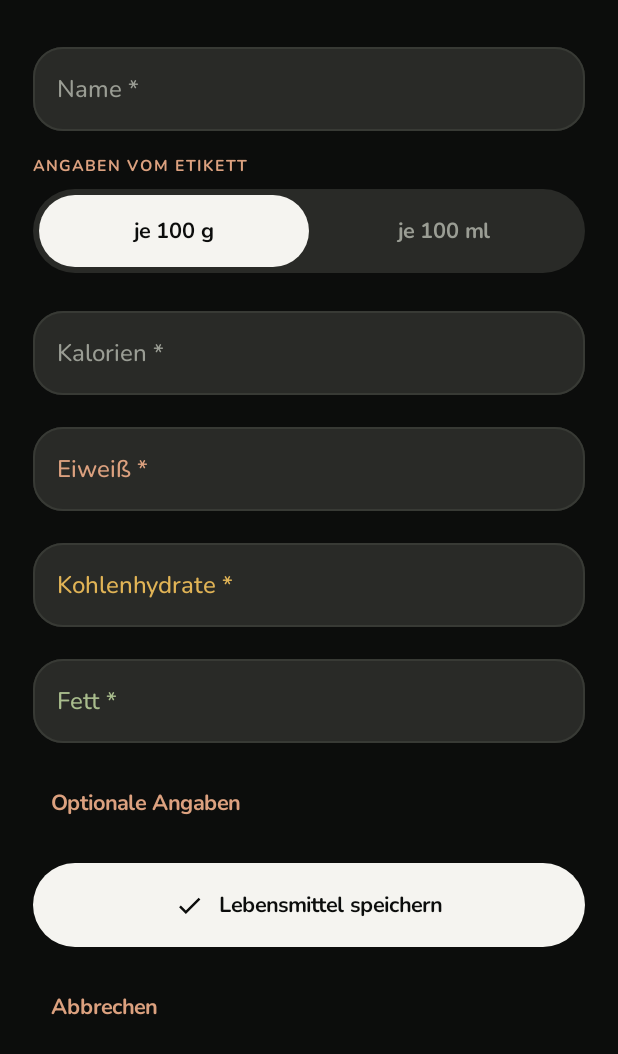
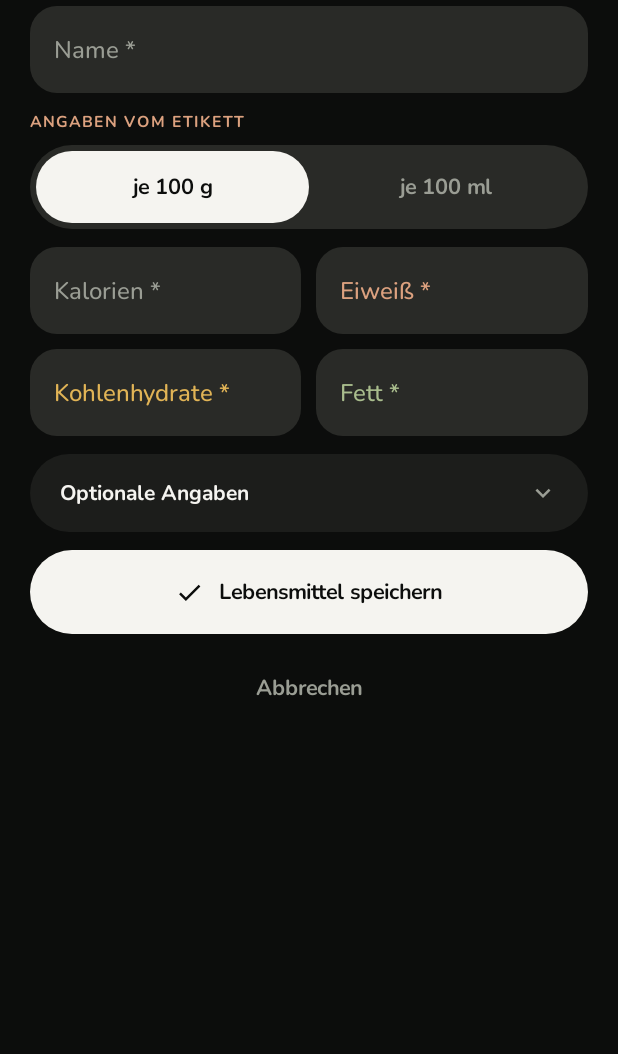
Before and after one commit to InlitX/GymMane-Scanner, an Android app built with Jetpack Compose: the composable ManualScreen called with empty values, on a phone screen of 412 x 824 dp. Shown: the top 1054 px of the screen. Run offline under Robolectric (Android 15) with nearby library versions, the phone set to English and light mode, and no system bars.

Commit message:
Refresh the product and manual entry screens

```diff
--- a/app/src/main/java/de/gymmane/scanner/ui/Components.kt
+++ b/app/src/main/java/de/gymmane/scanner/ui/Components.kt
@@ -23,6 +23,10 @@ import androidx.compose.ui.semantics.selected
 import androidx.compose.ui.text.font.FontWeight
 import androidx.compose.ui.unit.dp
 import androidx.compose.ui.unit.sp
+import androidx.compose.animation.core.animateFloatAsState
+import androidx.compose.foundation.text.KeyboardOptions
+import androidx.compose.ui.draw.rotate
+import androidx.compose.ui.text.input.KeyboardType
 import androidx.compose.foundation.shape.CircleShape
 import androidx.compose.ui.text.style.TextAlign
 import de.gymmane.scanner.ui.theme.*
@@ -34,22 +38,51 @@ fun SectionLabel(text: String, modifier: Modifier = Modifier, color: Color = Mut
 
 @Composable
 fun CopyField(label: String, value: String?, onCopy: (String, String) -> Unit, modifier: Modifier = Modifier, color: Color = Ink, unit: String? = null, large: Boolean = false) {
-    Surface(modifier = modifier, color = Field, shape = RoundedCornerShape(23.dp)) {
-        Column(Modifier.padding(start = 17.dp, end = 8.dp, top = 14.dp, bottom = 10.dp)) {
-            SectionLabel(label, color = color)
+    Surface(modifier = modifier, color = Field, shape = RoundedCornerShape(22.dp)) {
+        Column(Modifier.padding(start = 16.dp, end = 4.dp, top = 6.dp, bottom = 14.dp)) {
             Row(verticalAlignment = Alignment.CenterVertically) {
-                Column(Modifier.weight(1f).padding(vertical = 6.dp)) {
-                    Crossfade(targetState = value, animationSpec = Motion.spec(), label = "nutritionValue") { displayed ->
-                        Text(displayed ?: "—", style = if (large) MaterialTheme.typography.headlineSmall else MaterialTheme.typography.titleMedium,
-                            color = if (displayed == null) Muted else Ink)
-                    }
-                    if (value == null) Text(T.text("Nicht angegeben"), color = Muted, fontSize = 11.sp)
-                    else if (unit != null) Text(unit, color = Muted, style = MaterialTheme.typography.bodySmall)
-                }
-                IconButton(onClick = { value?.let { onCopy(label, it) } }, enabled = value != null) {
-                    Icon(Icons.Outlined.ContentCopy, T.format("%1\$s kopieren", label), Modifier.size(18.dp), tint = if (value != null) color else Muted.copy(alpha = .3f))
+                SectionLabel(label, Modifier.weight(1f), color = color)
+                IconButton(onClick = { value?.let { onCopy(label, it) } }, enabled = value != null, modifier = Modifier.size(36.dp)) {
+                    Icon(Icons.Outlined.ContentCopy, T.format("%1\$s kopieren", label), Modifier.size(16.dp), tint = if (value != null) Muted else Muted.copy(alpha = .3f))
                 }
             }
+            Crossfade(targetState = value, animationSpec = Motion.spec(), label = "nutritionValue") { displayed ->
+                Row(verticalAlignment = Alignment.Bottom) {
+                    Text(displayed ?: "—", style = if (large) MaterialTheme.typography.headlineMedium else MaterialTheme.typography.titleLarge,
+                        color = if (displayed == null) Muted else Ink, maxLines = 1)
+                    if (displayed != null && unit != null) {
+                        Spacer(Modifier.width(4.dp))
+                        Text(unit, color = Muted, style = MaterialTheme.typography.bodyMedium, modifier = Modifier.padding(bottom = if (large) 5.dp else 3.dp))
+                    }
+                }
+            }
+            if (value == null) Text(T.text("Nicht angegeben"), color = Muted, style = MaterialTheme.typography.bodySmall)
+        }
+    }
+}
+
+@Composable
+fun AppTextField(value: String, onValueChange: (String) -> Unit, label: String, modifier: Modifier = Modifier, numeric: Boolean = false,
+    unit: String? = null, accent: Color = Muted, enabled: Boolean = true, isError: Boolean = false) {
+    TextField(value, onValueChange, modifier.fillMaxWidth(), enabled = enabled, singleLine = true, isError = isError,
+        textStyle = MaterialTheme.typography.bodyLarge,
+        label = { Text(label, color = if (isError) MaterialTheme.colorScheme.error else accent) },
+        suffix = unit?.let { { Text(it, color = Muted, style = MaterialTheme.typography.bodyMedium) } },
+        keyboardOptions = KeyboardOptions(keyboardType = if (numeric) KeyboardType.Decimal else KeyboardType.Text),
+        shape = RoundedCornerShape(18.dp),
+        colors = TextFieldDefaults.colors(focusedContainerColor = Field, unfocusedContainerColor = Field, disabledContainerColor = Field, errorContainerColor = Field,
+            focusedIndicatorColor = Color.Transparent, unfocusedIndicatorColor = Color.Transparent, disabledIndicatorColor = Color.Transparent, errorIndicatorColor = Color.Transparent,
+            cursorColor = Apricot))
+}
+
+@Composable
+fun ExpandRow(text: String, expanded: Boolean, onClick: () -> Unit, modifier: Modifier = Modifier) {
+    val turn by animateFloatAsState(if (expanded) 180f else 0f, Motion.spec(Motion.Layout), label = "expandArrow")
+    val interactions = remember { MutableInteractionSource() }
+    Surface(onClick = onClick, modifier = modifier.fillMaxWidth().motionPress(interactions), color = Surface, shape = RoundedCornerShape(50), interactionSource = interactions) {
+        Row(Modifier.heightIn(min = 52.dp).padding(horizontal = 20.dp), verticalAlignment = Alignment.CenterVertically) {
+            Text(text, Modifier.weight(1f), style = MaterialTheme.typography.titleSmall)
+            Icon(Icons.Outlined.KeyboardArrowDown, null, tint = Muted, modifier = Modifier.size(20.dp).rotate(turn))
         }
     }
 }
--- a/app/src/main/java/de/gymmane/scanner/ui/ManualScreen.kt
+++ b/app/src/main/java/de/gymmane/scanner/ui/ManualScreen.kt
@@ -38,7 +38,7 @@ fun ManualScreen(editing: Product?, initialBarcode: String, loading: Boolean, er
     var sodium by rememberSaveable(key) { mutableStateOf(original.sodium?.let(::editableNumber).orEmpty()) }
     var formError by rememberSaveable(key) { mutableStateOf<String?>(null) }
     val errorVisibility = rememberMotionVisibility(formError != null || error != null)
-    LazyColumn(Modifier.fillMaxSize().imePadding(), contentPadding = PaddingValues(22.dp), verticalArrangement = Arrangement.spacedBy(16.dp)) {
+    LazyColumn(Modifier.fillMaxSize().imePadding(), contentPadding = PaddingValues(start = 20.dp, end = 20.dp, top = 4.dp, bottom = 24.dp), verticalArrangement = Arrangement.spacedBy(12.dp)) {
         item(key = "editor_1") { EditorField(T.text("Name *"), name, { name = it.take(200) }, modifier = Modifier.animateItem(fadeInSpec = Motion.spec(), placementSpec = Motion.spec(Motion.Layout), fadeOutSpec = Motion.spec(Motion.Exit, true))) }
         item(key = "editor_2") {
             SectionLabel(T.text("Angaben vom Etikett"), color = Apricot)
@@ -46,14 +46,18 @@ fun ManualScreen(editing: Product?, initialBarcode: String, loading: Boolean, er
             PillSwitch(listOf(T.text("je 100 g"), T.text("je 100 ml")), if (ml) 1 else 0, { ml = it == 1 }, Modifier.fillMaxWidth())
         }
         item(key = "editor_3") {
-            Column(verticalArrangement = Arrangement.spacedBy(12.dp)) {
-                EditorField(T.text("Kalorien *"), kcal, { kcal = it.take(12) }, true, "kcal")
-                EditorField(T.text("Eiweiß *"), protein, { protein = it.take(12) }, true, "g", Apricot)
-                EditorField(T.text("Kohlenhydrate *"), carbs, { carbs = it.take(12) }, true, "g", Gold)
-                EditorField(T.text("Fett *"), fat, { fat = it.take(12) }, true, "g", Sage)
+            Column(verticalArrangement = Arrangement.spacedBy(10.dp)) {
+                Row(horizontalArrangement = Arrangement.spacedBy(10.dp)) {
+                    EditorField(T.text("Kalorien *"), kcal, { kcal = it.take(12) }, true, "kcal", modifier = Modifier.weight(1f))
+                    EditorField(T.text("Eiweiß *"), protein, { protein = it.take(12) }, true, "g", Apricot, modifier = Modifier.weight(1f))
+                }
+                Row(horizontalArrangement = Arrangement.spacedBy(10.dp)) {
+                    EditorField(T.text("Kohlenhydrate *"), carbs, { carbs = it.take(12) }, true, "g", Gold, modifier = Modifier.weight(1f))
+                    EditorField(T.text("Fett *"), fat, { fat = it.take(12) }, true, "g", Sage, modifier = Modifier.weight(1f))
+                }
             }
         }
-        item(key = "editor_4") { TextButton(onClick = { showDetails = !showDetails }) { Text(if (showDetails) T.text("Weniger Angaben") else T.text("Optionale Angaben")) } }
+        item(key = "editor_4") { ExpandRow(if (showDetails) T.text("Weniger Angaben") else T.text("Optionale Angaben"), showDetails, { showDetails = !showDetails }) }
         if (showDetails) {
         item(key = "editor_5") { EditorField(T.text("Kategorie (optional)"), category, { category = it.take(100) }, modifier = Modifier.animateItem(fadeInSpec = Motion.spec(), placementSpec = Motion.spec(Motion.Layout), fadeOutSpec = Motion.spec(Motion.Exit, true))) }
         item(key = "editor_6") { EditorField(T.text("Barcode (optional)"), barcode, { barcode = it.filter(Char::isDigit).take(13) }, numeric = true, enabled = editing == null, modifier = Modifier.animateItem(fadeInSpec = Motion.spec(), placementSpec = Motion.spec(Motion.Layout), fadeOutSpec = Motion.spec(Motion.Exit, true))) }
@@ -93,16 +97,13 @@ fun ManualScreen(editing: Product?, initialBarcode: String, loading: Boolean, er
                 }
             }, Modifier.fillMaxWidth().animateItem(fadeInSpec = Motion.spec(), placementSpec = Motion.spec(Motion.Layout), fadeOutSpec = Motion.spec(Motion.Exit, true)), enabled = !loading, icon = Icons.Outlined.Check)
         }
-        item(key = "editor_17") { TextButton(onClick = onCancel, modifier = Modifier.animateItem(fadeInSpec = Motion.spec(), placementSpec = Motion.spec(Motion.Layout), fadeOutSpec = Motion.spec(Motion.Exit, true)), enabled = !loading) { Text(T.text("Abbrechen")) } }
+        item(key = "editor_17") { TextButton(onClick = onCancel, modifier = Modifier.fillMaxWidth().animateItem(fadeInSpec = Motion.spec(), placementSpec = Motion.spec(Motion.Layout), fadeOutSpec = Motion.spec(Motion.Exit, true)), enabled = !loading) { Text(T.text("Abbrechen"), color = Muted, style = MaterialTheme.typography.labelLarge) } }
     }
 }
 
 @Composable
 private fun EditorField(label: String, value: String, onValueChange: (String) -> Unit, numeric: Boolean = false, unit: String? = null, accent: androidx.compose.ui.graphics.Color = Muted, enabled: Boolean = true, modifier: Modifier = Modifier) {
-    OutlinedTextField(value, onValueChange, label = { Text(label, color = accent) }, singleLine = true, enabled = enabled,
-        suffix = unit?.let { { Text(it, color = Muted) } }, modifier = modifier.fillMaxWidth(), shape = RoundedCornerShape(20.dp),
-        keyboardOptions = KeyboardOptions(keyboardType = if (numeric) KeyboardType.Decimal else KeyboardType.Text),
-        colors = OutlinedTextFieldDefaults.colors(unfocusedContainerColor = Field, focusedContainerColor = Field, unfocusedBorderColor = Outline))
+    AppTextField(value, onValueChange, label, modifier, numeric, unit, accent, enabled)
 }
 
 private fun editableNumber(value: Double): String = if (value.isFinite() && value >= 0)
```
Also changed, not shown: app/src/main/java/de/gymmane/scanner/ui/ProductScreen.kt (+26 -18 lines).
